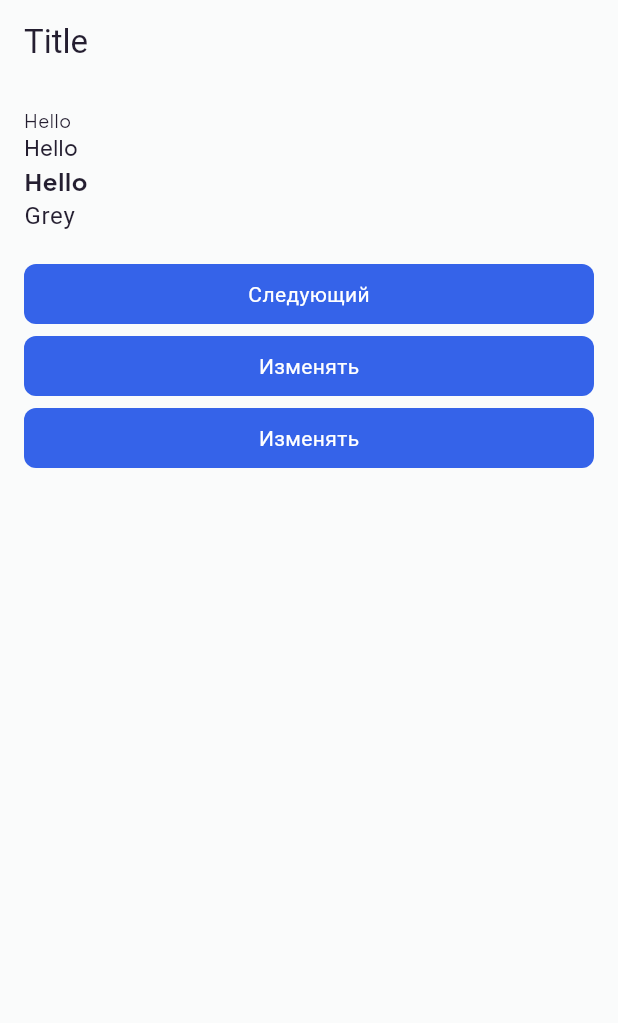
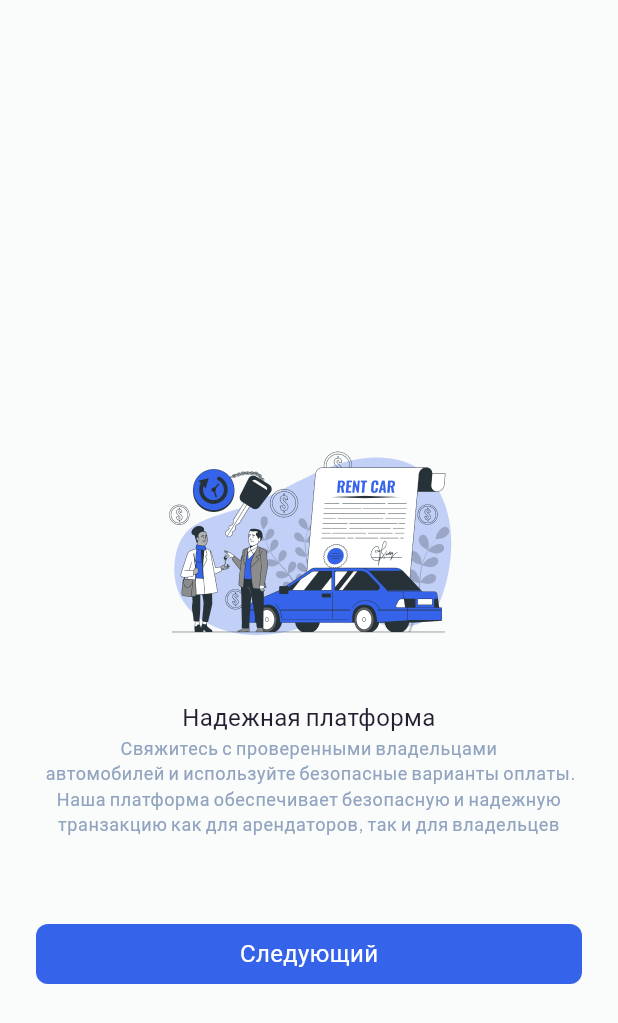
Before and after one commit to githubsobir/melos_app, a Flutter app: the screen it shows after launch, on a phone screen of 412 x 824 dp. Shown: the top 1023 px of the screen. Run offline on Flutter 3.47's test engine with Material 3 defaults, Android fonts, the phone set to English and light mode, and no system bars; our stand-ins replace bloc, equatable, flutter_bloc, get_it, shared_preferences; Roboto replaces fonts that are missing (BOLD).

Commit message:
added onboard

```diff
--- a/lib/navigation.dart
+++ b/lib/navigation.dart
@@ -3,8 +3,8 @@ import 'package:intent_launcher/intent_launcher.dart';
 import 'package:navigation/auth_navigation_intents.dart';
 import 'package:navigation/splash_navigation_intents.dart';
 import 'package:navigation/main_navigation_intents.dart';
-import 'package:splash/onboarding_screen.dart';
-import 'package:splash/splash_screen.dart';
+import 'package:splash/onboarding/onboarding_screen.dart';
+import 'package:splash/splash/splash_screen.dart';
 
 final _launcher = IntentLauncher()
   ..onNavigationIntent<OnboardingIntent>((context, intent) {
@@ -44,7 +44,7 @@ final _launcher = IntentLauncher()
 
 Route<dynamic>? onGenerateRoute(RouteSettings settings) {
   if (SplashIntent.path == settings.name) {
-    return _route((_) => const SplashScreen().wrapWith(_launcher));
+    return _route((_) =>  SplashScreen().wrapWith(_launcher));
   }else if (OnboardingIntent.path == settings.name) {
     return _route((_) => OnboardingScreen().wrapWith(_launcher));
   }
--- a/packages/presentation/common/lib/l10n/translations/app_ru.arb
+++ b/packages/presentation/common/lib/l10n/translations/app_ru.arb
@@ -1,4 +1,5 @@
 {
   "next": "Следующий",
-  "change": "Изменять"
+  "change": "Изменять",
+  "begin": "Начать"
 }
--- a/packages/presentation/common/lib/l10n/translations/app_uz.arb
+++ b/packages/presentation/common/lib/l10n/translations/app_uz.arb
@@ -1,4 +1,5 @@
 {
    "next": "Keyingisi",
-   "change": "O'zgartirish"
+   "change": "O'zgartirish",
+   "begin": "Boshlash"
 }
--- /dev/null
+++ b/packages/presentation/common/lib/path_images.dart
@@ -0,0 +1,5 @@
+class PathImages {
+  static var onboarding1 = "packages/common/assets/onboarding/onboarding1.png";
+  static var onboarding2 = "packages/common/assets/onboarding/onboarding2.png";
+  static var onboarding3 = "packages/common/assets/onboarding/onboarding3.png";
+}
--- a/packages/presentation/common/lib/theme.dart
+++ b/packages/presentation/common/lib/theme.dart
@@ -88,8 +88,10 @@ TextTheme _textTheme = TextTheme(
   ),
   bodyMedium: TextStyle(
     fontFamily: "packages/common/${FontFamily.MEDIUM.name}",
+    fontSize: 16
   ),
   bodyLarge: TextStyle(
     fontFamily: "packages/common/${FontFamily.BOLD.name}",
+    fontSize: 14
   ),
 );
--- a/packages/presentation/common/pubspec.yaml
+++ b/packages/presentation/common/pubspec.yaml
@@ -18,6 +18,7 @@ flutter:
   generate: true # Add this line
   assets:
     - assets/images/
+    - assets/onboarding/
 
   fonts:
     - family: BOLD
--- /dev/null
+++ b/packages/presentation/splash/lib/onboarding/onboarding_cubit.dart
@@ -0,0 +1,30 @@
+import 'package:bloc/bloc.dart';
+import 'package:equatable/equatable.dart';
+
+class OnboardingCubit extends Cubit<OnboardingState> {
+  OnboardingCubit() : super(OnboardingInitial());
+  int position = 0;
+
+  changePosition(int position) {
+    this.position = position;
+    emit(PagerState(position));
+  }
+}
+
+sealed class OnboardingState extends Equatable {
+  const OnboardingState();
+}
+
+final class OnboardingInitial extends OnboardingState {
+  @override
+  List<Object> get props => [];
+}
+
+final class PagerState extends OnboardingState {
+  final int position;
+
+  const PagerState(this.position);
+
+  @override
+  List<Object> get props => [position];
+}
--- /dev/null
+++ b/packages/presentation/splash/lib/onboarding/onboarding_screen.dart
@@ -0,0 +1,155 @@
+import 'package:common/base_button.dart';
+import 'package:common/l10n/build_context_extension.dart';
+import 'package:common/path_images.dart';
+import 'package:flutter/material.dart';
+import 'package:flutter_bloc/flutter_bloc.dart';
+import 'package:splash/onboarding/onboarding_cubit.dart';
+
+class OnboardingScreen extends StatelessWidget {
+  OnboardingScreen({super.key});
+
+  final PageController controller = PageController(initialPage: 0);
+  final OnboardingCubit cubit = OnboardingCubit();
+
+  @override
+  Widget build(BuildContext context) {
+    return Scaffold(
+      body: BlocBuilder(
+        bloc: cubit,
+        builder: (context, state) {
+          return Column(
+            children: [
+              Expanded(child: Container()),
+              SizedBox(
+                height: 400,
+                child: PageView(
+                  physics: const BouncingScrollPhysics(),
+                  scrollDirection: Axis.horizontal,
+                  controller: controller,
+                  onPageChanged: (position) {
+                    cubit.changePosition(position);
+                  },
+                  children: <Widget>[
+                    Center(
+                      child: Padding(
+                        padding: const EdgeInsets.all(24.0),
+                        child: Column(
+                          crossAxisAlignment: CrossAxisAlignment.stretch,
+                          mainAxisSize: MainAxisSize.min,
+                          children: [
+                            Image.asset(
+                              height: 200,
+                              width: 200,
+                              PathImages.onboarding1,
+                            ),
+                            Text(
+                              "Надежная платформа",
+                              style: Theme.of(context).textTheme.bodyMedium!,
+                              textAlign: TextAlign.center,
+                            ),
+                            Text(
+                              "Свяжитесь с проверенными владельцами\n автомобилей и используйте безопасные варианты оплаты. Наша платформа обеспечивает безопасную и надежную транзакцию как для арендаторов, так и для владельцев",
+                              style: Theme.of(context)
+                                  .textTheme
+                                  .bodySmall!
+                                  .copyWith(color: const Color(0xFF90A3BF)),
+                              textAlign: TextAlign.center,
+                            ),
+                          ],
+                        ),
+                      ),
+                    ),
+                    Center(
+                      child: Padding(
+                        padding: const EdgeInsets.all(24.0),
+                        child: Column(
+                          crossAxisAlignment: CrossAxisAlignment.stretch,
+                          mainAxisSize: MainAxisSize.min,
+                          children: [
+                            Image.asset(
+                              height: 200,
+                              width: 200,
+                              PathImages.onboarding1,
+                            ),
+                            Text(
+                              "Надежная платформа",
+                              style: Theme.of(context).textTheme.bodyMedium!,
+                              textAlign: TextAlign.center,
+                            ),
+                            Text(
+                              "Свяжитесь с проверенными владельцами\n автомобилей и используйте безопасные варианты оплаты. Наша платформа обеспечивает безопасную и надежную транзакцию как для арендаторов, так и для владельцев",
+                              style: Theme.of(context)
+                                  .textTheme
+                                  .bodySmall!
+                                  .copyWith(color: const Color(0xFF90A3BF)),
+                              textAlign: TextAlign.center,
+                            ),
+                          ],
+                        ),
+                      ),
+                    ),
+                    Center(
+                      child: Padding(
+                        padding: const EdgeInsets.all(24.0),
+                        child: Column(
+                          crossAxisAlignment: CrossAxisAlignment.stretch,
+                          mainAxisSize: MainAxisSize.min,
+                          children: [
+                            Image.asset(
+                              height: 200,
+                              width: 200,
+                              PathImages.onboarding1,
+                            ),
+                            Text(
+                              "Надежная платформа",
+                              style: Theme.of(context).textTheme.bodyMedium!,
+                              textAlign: TextAlign.center,
+                            ),
+                            Text(
+                              "Свяжитесь с проверенными владельцами\n автомобилей и используйте безопасные варианты оплаты. Наша платформа обеспечивает безопасную и надежную транзакцию как для арендаторов, так и для владельцев",
+                              style: Theme.of(context)
+                                  .textTheme
+                                  .bodySmall!
+                                  .copyWith(color: const Color(0xFF90A3BF)),
+                              textAlign: TextAlign.center,
+                            ),
+                          ],
+                        ),
+                      ),
+                    ),
+                  ],
+                ),
+              ),
+              Expanded(
+                  child: Padding(
+                padding: const EdgeInsets.only(left: 24, right: 24),
+                child: Column(
+                  crossAxisAlignment: CrossAxisAlignment.stretch,
+                  children: [
+                    BaseButton(
+                      onPressed: () {
+                        cubit.changePosition(++cubit.position);
+                        if (cubit.position <= 2) {
+                          controller.animateToPage(
+                            cubit.position,
+                            duration: const Duration(milliseconds: 300),
+                            curve: Curves.linear,
+                          );
+                        } else {
+                          print("next screen");
+                        }
+                      },
+                      title: cubit.position<2
+                          ? context.translations.next
+                          : context.translations.begin,
+                    ),
+                  ],
+                ),
+              )),
+            ],
+          );
+        },
+      ),
+    );
+  }
+}
--- a/packages/presentation/splash/lib/onboarding_screen.dart
+++ /dev/null
@@ -1,75 +0,0 @@
-import 'package:common/base_button.dart';
-import 'package:common/font_family.dart';
-import 'package:common/l10n/build_context_extension.dart';
-import 'package:dependency/dependencies/injector.dart';
-import 'package:domain/utils/app_state_notifier.dart';
-import 'package:flutter/material.dart';
-import 'package:splash/splash_cubit.dart';
-
-class OnboardingScreen extends StatelessWidget {
-  OnboardingScreen({super.key});
-
-  final SplashCubit cubit = SplashCubit(getIt.get<AppStateNotifier>());
-
-   bool isNight= false;
-   bool isRussian= false;
-
-  @override
-  Widget build(BuildContext context) {
-    return Scaffold(
-      appBar: AppBar(
-        title: const Text("Title"),
-      ),
-      body: Padding(
-        padding: const EdgeInsets.all(16.0),
-        child: Column(
-          crossAxisAlignment: CrossAxisAlignment.stretch,
-          children: [
-            Text(
-              "Hello",
-              style: Theme.of(context).textTheme.bodySmall!,
-            ),
-            Text(
-              "Hello",
-              style: Theme.of(context).textTheme.bodyMedium!,
-            ),
-            Text(
-              "Hello",
-              style: Theme.of(context).textTheme.bodyLarge!,
-            ),
-
-            Text(
-              "Grey",
-              style: Theme.of(context).textTheme.bodyLarge!.copyWith(
-                fontFamily: FontFamily.BOLD.name,
-              ),
-            ),
-            const SizedBox(
-              height: 16,
-            ),
-            BaseButton(
-              title: context.translations.next,
-              onPressed: () {
-                print("lang: ${context.languageCode}");
-              },
-            ),
-            BaseButton(
-              title: context.translations.change,
-              onPressed: () {
-                cubit.setNightMode(isNight);
-                isNight=!isNight;
-              },
-            ),
-            BaseButton(
-              title: context.translations.change,
-              onPressed: () {
-                cubit.setLanguage(isRussian?"uz":"ru");
-                isRussian=!isRussian;
-              },
-            ),
-          ],
-        ),
-      ),
-    );
-  }
-}
```
Also changed, not shown: packages/presentation/splash/lib/onb/onboarding_screen_1.dart (added, +75 -0 lines), packages/presentation/splash/lib/splash/splash_cubit.dart (added, +31 -0 lines), packages/presentation/splash/lib/splash/splash_screen.dart (added, +39 -0 lines), packages/presentation/splash/lib/splash_screen.dart (deleted, +0 -42 lines), packages/presentation/common/assets/onboarding/onboarding1.png (added), packages/presentation/common/assets/onboarding/onboarding2.png (added), packages/presentation/common/assets/onboarding/onboarding3.png (added), packages/presentation/common/lib/l10n/generated/l10n.dart, packages/presentation/common/lib/l10n/generated/l10n_ru.dart, packages/presentation/common/lib/l10n/generated/l10n_uz.dart, packages/presentation/splash/lib/onb/splash_cubit_1.dart (renamed from packages/presentation/splash/lib/splash_cubit.dart), 1 other file.
